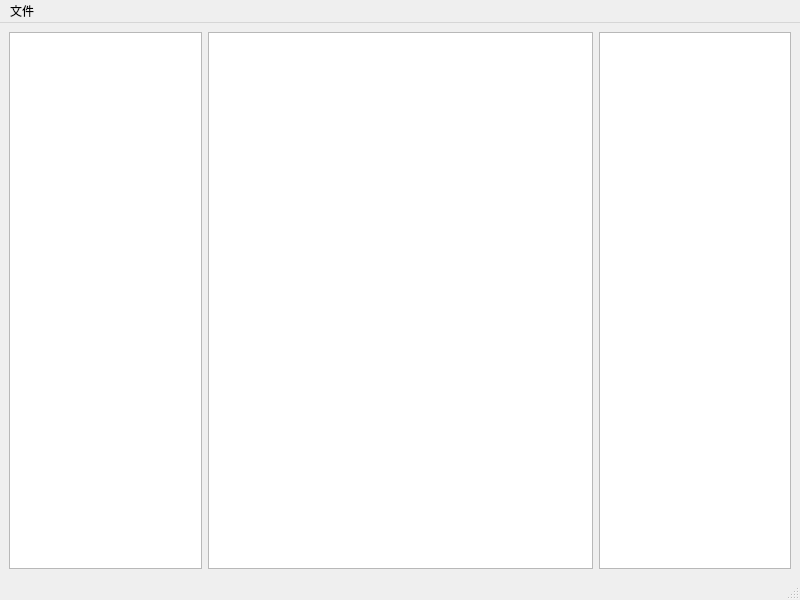
This is Easy-DDS-Monitor/EDMonitor/mainwindow.ui in npr-martin/easydds as Qt 5 draws it before an edit. The edited form follows.
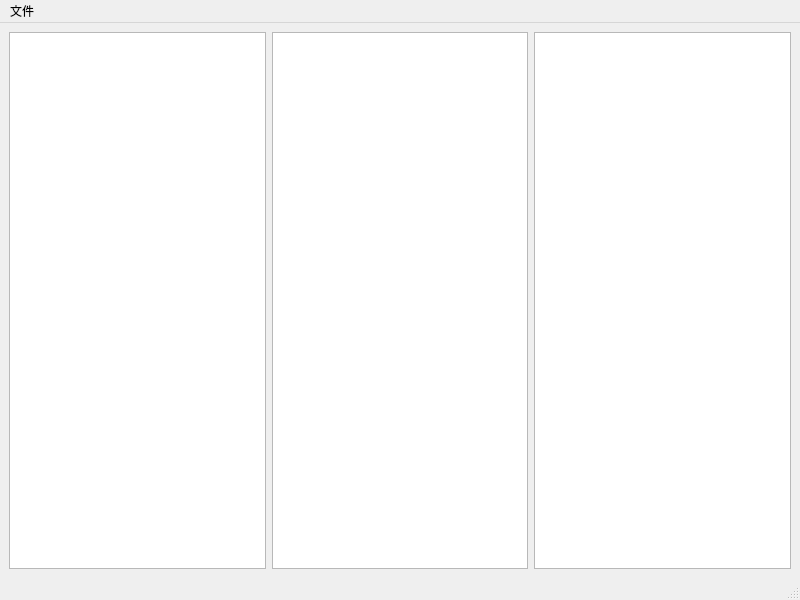
This is the edited form.

What changed in the file:
```diff
--- a/Easy-DDS-Monitor/EDMonitor/mainwindow.ui
+++ b/Easy-DDS-Monitor/EDMonitor/mainwindow.ui
@@ -14,7 +14,7 @@
    <string>MainWindow</string>
   </property>
   <widget class="QWidget" name="centralwidget">
-   <layout class="QGridLayout" name="gridLayout" columnstretch="1,2,1">
+   <layout class="QGridLayout" name="gridLayout" columnstretch="1,1,1">
     <item row="0" column="0">
      <widget class="QListWidget" name="lwWriter">
       <property name="focusPolicy">
@@ -26,7 +26,11 @@
      </widget>
     </item>
     <item row="0" column="1">
-     <widget class="QTableWidget" name="twSample"/>
+     <widget class="QTableWidget" name="twSample">
+      <property name="styleSheet">
+       <string notr="true"/>
+      </property>
+     </widget>
     </item>
     <item row="0" column="2">
      <widget class="QListWidget" name="lwReader">
```
